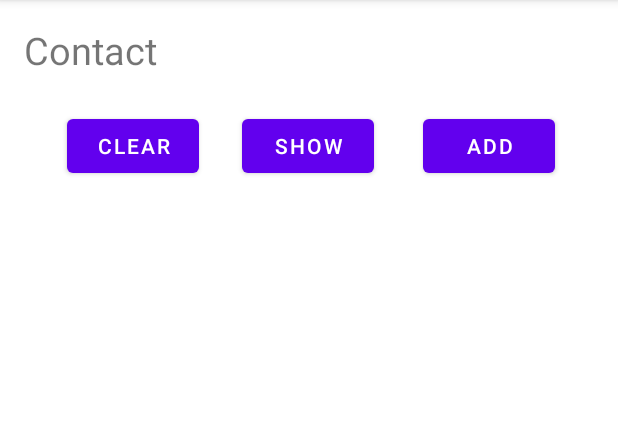
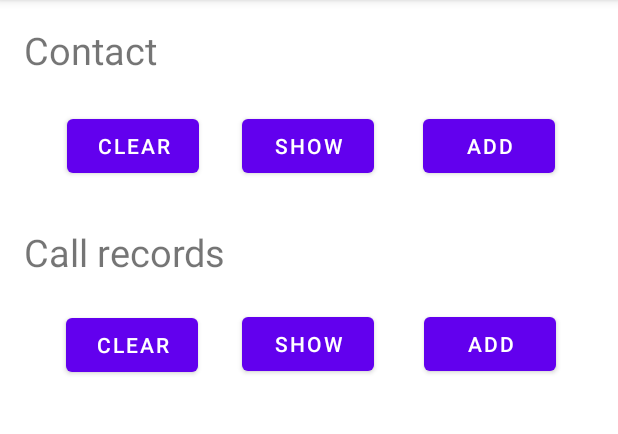
Before and after one commit to pencc/dataFill, an Android app: the screen it shows after launch (MainActivity), after a tap on "ADD", on a phone screen of 412 x 824 dp, the part 84-518 px from its top. Run offline under Robolectric (Android 15) with nearby library versions, the phone set to English and light mode, and no system bars.

Commit message:
add support for call record

```diff
--- a/app/src/main/AndroidManifest.xml
+++ b/app/src/main/AndroidManifest.xml
@@ -4,6 +4,8 @@
 
     <uses-permission android:name="android.permission.WRITE_CONTACTS" />
     <uses-permission android:name="android.permission.READ_CONTACTS" />
+    <uses-permission android:name="android.permission.WRITE_CALL_LOG" />
+    <uses-permission android:name="android.permission.READ_CALL_LOG" />
 
     <application
         android:allowBackup="true"
--- a/app/src/main/java/com/example/datafill/Contact.java
+++ b/app/src/main/java/com/example/datafill/Contact.java
@@ -31,8 +31,8 @@ public class Contact {
     }
 
     @RequiresApi(api = Build.VERSION_CODES.M)
-    public static void show(Context context) {
-        String result = "";
+    public static List<String[]> getContactList(Context context) {
+        List<String[]> result = new ArrayList<String[]>();
         try {
             if (ActivityCompat.checkSelfPermission(context, Manifest.permission.WRITE_CONTACTS) != PackageManager.PERMISSION_GRANTED) {
                 RequestPhoneStatePermission(context);
@@ -45,13 +45,15 @@ public class Contact {
             if (cursor != null && cursor.moveToFirst()) {
                 String nameStr = cursor.getString(cursor.getColumnIndex(ContactsContract.Contacts.DISPLAY_NAME));
                 String phoneStr = cursor.getString(cursor.getColumnIndex(ContactsContract.CommonDataKinds.Phone.NUMBER));
-                result = result + "name:" + nameStr + ",number:" + phoneStr + ";  ";
+                String[] ContactFStr = new String[]{nameStr, phoneStr};
+                result.add(ContactFStr);
                 while(cursor.moveToNext()) {
                     //联系人姓名
                     nameStr = cursor.getString(cursor.getColumnIndex(ContactsContract.Contacts.DISPLAY_NAME));
                     //读取通讯录的号码
                     phoneStr = cursor.getString(cursor.getColumnIndex(ContactsContract.CommonDataKinds.Phone.NUMBER));
-                    result = result + "name:" + nameStr + ",number:" + phoneStr + ";  ";
+                    String[] ContactStr = new String[]{nameStr, phoneStr};
+                    result.add(ContactStr);
                 }
                 cursor.close();
             } else {
@@ -59,6 +61,44 @@ public class Contact {
             }
         } catch (Exception e) {
             System.out.println(e.getMessage());
+        }
+        return result;
+    }
+
+    // TODO 随机生成的电话号码应能正确被识别到所属城市，并且大部分应该与手机号处于同一城市，APK实现时需对这块进行改进。
+    @RequiresApi(api = Build.VERSION_CODES.M)
+    public static String getPhoneNumber(int type) {
+        String[] phoneNumber_head = {"185", "139", "128", "133", "177", "180", "130", "131", "132", "153", "182", "158", "159", "188", "189"};
+        Random phoneNumberRandom = new Random();
+        int count = phoneNumberRandom.nextInt(phoneNumber_head.length - 1);
+        String phoneNumber = phoneNumber_head[count];
+        if(1 == type)
+            phoneNumber += " ";
+        phoneNumber += phoneNumberRandom.nextInt(9);
+        phoneNumber += phoneNumberRandom.nextInt(9);
+        phoneNumber += phoneNumberRandom.nextInt(9);
+        phoneNumber += phoneNumberRandom.nextInt(9);
+        if(1 == type)
+            phoneNumber += " ";
+        phoneNumber += phoneNumberRandom.nextInt(9);
+        phoneNumber += phoneNumberRandom.nextInt(9);
+        phoneNumber += phoneNumberRandom.nextInt(9);
+        phoneNumber += phoneNumberRandom.nextInt(9);
+        return phoneNumber;
+    }
+
+    @RequiresApi(api = Build.VERSION_CODES.M)
+    public static String getPhoneNumber() {
+        return getPhoneNumber(1);
+    }
+
+    @RequiresApi(api = Build.VERSION_CODES.M)
+    public static void show(Context context) {
+        String result = "";
+        List<String[]> contactList = getContactList(context);
+        int num = contactList.size();
+        for(int i = 0; i < num; i++) {
+            result = result + "name:" + contactList.get(i)[0] + ",phoneNum:" + contactList.get(i)[1] + ";  ";
         }
         System.out.println(result);
     }
@@ -69,7 +109,7 @@ public class Contact {
             RequestPhoneStatePermission(context);
         }
 
-        Uri uri = Contacts.People.CONTENT_URI;
+        Uri uri = Uri.parse("content://com.android.contacts/raw_contacts");
         context.getContentResolver().delete(uri, null, null);
     }
 
@@ -79,24 +119,22 @@ public class Contact {
             RequestPhoneStatePermission(context);
         }
 
-        String name = "黄云峰";
-        String phoneNumber = "110110110";
-
+        Random random = new Random();
+        int contact_counts = 10 + random.nextInt(20);
+        Name name = new Name();
+        for(int i = 0; i < contact_counts; i++) {
             // 创建一个空的ContentValues
             ContentValues values = new ContentValues();
 
-        // 向RawContacts.CONTENT_URI空值插入，
-        // 先获取Android系统返回的rawContactId
-        // 后面要基于此id插入值
             Uri rawContactUri = context.getContentResolver().insert(ContactsContract.RawContacts.CONTENT_URI, values);
             long rawContactId = ContentUris.parseId(rawContactUri);
             values.clear();
 
             values.put(ContactsContract.Data.RAW_CONTACT_ID, rawContactId);
-        // 内容类型
             values.put(ContactsContract.Data.MIMETYPE, ContactsContract.CommonDataKinds.StructuredName.CONTENT_ITEM_TYPE);
             // 联系人名字
-        values.put(ContactsContract.CommonDataKinds.StructuredName.GIVEN_NAME, name);
+            values.put(ContactsContract.CommonDataKinds.StructuredName.FAMILY_NAME, name.getFamilyName());
+            values.put(ContactsContract.CommonDataKinds.StructuredName.GIVEN_NAME, name.getName());
             // 向联系人URI添加联系人名字
             context.getContentResolver().insert(ContactsContract.Data.CONTENT_URI, values);
             values.clear();
@@ -104,10 +142,11 @@ public class Contact {
             values.put(ContactsContract.Data.RAW_CONTACT_ID, rawContactId);
             values.put(ContactsContract.Data.MIMETYPE, ContactsContract.CommonDataKinds.Phone.CONTENT_ITEM_TYPE);
             // 联系人的电话号码
-        values.put(ContactsContract.CommonDataKinds.Phone.NUMBER, phoneNumber);
+            values.put(ContactsContract.CommonDataKinds.Phone.NUMBER, getPhoneNumber());
             // 电话类型
             values.put(ContactsContract.CommonDataKinds.Phone.TYPE, ContactsContract.CommonDataKinds.Phone.TYPE_MOBILE);
             // 向联系人电话号码URI添加电话号码
             context.getContentResolver().insert(ContactsContract.Data.CONTENT_URI, values);
         }
     }
+}
--- a/app/src/main/java/com/example/datafill/MainActivity.java
+++ b/app/src/main/java/com/example/datafill/MainActivity.java
@@ -31,9 +31,10 @@ public class MainActivity extends AppCompatActivity {
 
         Button btn_clear_contact = (Button)findViewById(R.id.btn_clear_contact);
         btn_clear_contact.setOnClickListener(new View.OnClickListener() {
+            @RequiresApi(api = Build.VERSION_CODES.M)
             @Override
             public void onClick(View view) {
-
+                Contact.clear(MainActivity.this);
             }
         });
 
@@ -55,5 +56,31 @@ public class MainActivity extends AppCompatActivity {
             }
         });
 
+        Button btn_clear_cr = (Button)findViewById(R.id.btn_clear_cr);
+        btn_clear_cr.setOnClickListener(new View.OnClickListener() {
+            @RequiresApi(api = Build.VERSION_CODES.M)
+            @Override
+            public void onClick(View view) {
+                CallRecord.clear(MainActivity.this);
+            }
+        });
+
+        Button btn_show_cr = (Button)findViewById(R.id.btn_show_cr);
+        btn_show_cr.setOnClickListener(new View.OnClickListener() {
+            @RequiresApi(api = Build.VERSION_CODES.M)
+            @Override
+            public void onClick(View view) {
+                CallRecord.show(MainActivity.this);
+            }
+        });
+
+        Button btn_random_add_cr = (Button)findViewById(R.id.btn_random_add_cr);
+        btn_random_add_cr.setOnClickListener(new View.OnClickListener() {
+            @RequiresApi(api = Build.VERSION_CODES.M)
+            @Override
+            public void onClick(View view) {
+                CallRecord.randomAdd(MainActivity.this, 100); // insert 100 records
+            }
+        });
     }
 }
--- /dev/null
+++ b/app/src/main/java/com/example/datafill/Name.java
@@ -0,0 +1,209 @@
+package com.example.datafill;
+
+import java.util.Random;
+
+public class Name {
+
+    String[] sName = new String[86];
+    String[] Name = new String[79];
+
+    public Name() {
+        sName[0] = "白|bai";
+        sName[1] = "白|bai";
+        sName[2] = "蔡|cai";
+        sName[3] = "曹|cao";
+        sName[4] = "陈|chen";
+        sName[5] = "戴|dai";
+        sName[6] = "窦|dou";
+        sName[7] = "邓|deng";
+        sName[8] = "狄|di";
+        sName[9] = "杜|du";
+        sName[10] = "段|duan";
+        sName[11] = "范|fan";
+        sName[12] = "樊|fan";
+        sName[13] = "房|fang";
+        sName[14] = "风|feng";
+        sName[15] = "符|fu";
+        sName[16] = "福|fu";
+        sName[17] = "高|gao";
+        sName[18] = "古|gu";
+        sName[19] = "关|guan";
+        sName[20] = "郭|guo";
+        sName[21] = "毛|mao";
+        sName[22] = "韩|han";
+        sName[23] = "胡|hu";
+        sName[24] = "花|hua";
+        sName[25] = "洪|hong";
+        sName[26] = "侯|hou";
+        sName[27] = "黄|huang";
+        sName[28] = "贾|jia";
+        sName[29] = "蒋|jiang";
+        sName[30] = "金|jin";
+        sName[31] = "廖|liao";
+        sName[32] = "梁|liang";
+        sName[33] = "李|li";
+        sName[34] = "林|lin";
+        sName[35] = "刘|liu";
+        sName[36] = "龙|long";
+        sName[37] = "陆|lu";
+        sName[38] = "卢|lu";
+        sName[39] = "罗|luo";
+        sName[40] = "马|ma";
+        sName[41] = "牛|niu";
+        sName[42] = "庞|pang";
+        sName[43] = "裴|pei";
+        sName[44] = "彭|peng";
+        sName[45] = "戚|qi";
+        sName[46] = "齐|qi";
+        sName[47] = "钱|qian";
+        sName[48] = "乔|qiao";
+        sName[49] = "秦|qin";
+        sName[50] = "邱|qiu";
+        sName[51] = "裘|qiu";
+        sName[52] = "仇|qiu";
+        sName[53] = "沙|sha";
+        sName[54] = "商|shang";
+        sName[55] = "尚|shang";
+        sName[56] = "邵|shao";
+        sName[57] = "沈|shen";
+        sName[58] = "师|shi";
+        sName[59] = "施|shi";
+        sName[60] = "宋|song";
+        sName[61] = "孙|sun";
+        sName[62] = "童|tong";
+        sName[63] = "万|wan";
+        sName[64] = "王|wang";
+        sName[65] = "魏|wei";
+        sName[66] = "卫|wei";
+        sName[67] = "吴|wu";
+        sName[68] = "武|wu";
+        sName[69] = "萧|xiao";
+        sName[70] = "肖|xiao";
+        sName[71] = "项|xiang";
+        sName[72] = "许|xu";
+        sName[73] = "徐|xu";
+        sName[74] = "薛|xue";
+        sName[75] = "杨|yang";
+        sName[76] = "羊|yang";
+        sName[77] = "阳|yang";
+        sName[78] = "易|yi";
+        sName[79] = "尹|yin";
+        sName[80] = "俞|yu";
+        sName[81] = "赵|zhao";
+        sName[82] = "钟|zhong";
+        sName[83] = "周|zhou";
+        sName[84] = "郑|zheng";
+        sName[85] = "朱|zhu";
+
+        Name[0] = "ai|皑艾嫒";
+        Name[1] = "an|安谙岸";
+        Name[2] = "ao|奥傲敖骜翱";
+        Name[3] = "ang|昂盎";
+        Name[4] = "ba|罢霸";
+        Name[5] = "bai|白佰";
+        Name[6] = "ban|斑般";
+        Name[7] = "bang|邦";
+        Name[8] = "bei|北倍贝备";
+        Name[9] = "biao|表标彪飚飙";
+        Name[10] = "bian|边卞弁忭";
+        Name[11] = "bu|步不";
+        Name[12] = "cao|曹草操漕";
+        Name[13] = "cang|苍仓";
+        Name[14] = "chang|常长昌敞玚";
+        Name[15] = "chi|迟持池赤尺驰炽";
+        Name[16] = "ci|此次词茨辞慈";
+        Name[17] = "du|独都";
+        Name[18] = "dong|东侗";
+        Name[19] = "dou|都";
+        Name[20] = "fa|发乏珐";
+        Name[21] = "fan|范凡反泛帆蕃";
+        Name[22] = "fang|方访邡昉";
+        Name[23] = "feng|风凤封丰奉枫峰锋";
+        Name[24] = "fu|夫符弗芙";
+        Name[25] = "gao|高皋郜镐";
+        Name[26] = "hong|洪红宏鸿虹泓弘";
+        Name[27] = "hu|虎忽湖护乎祜浒怙";
+        Name[28] = "hua|化花华骅桦";
+        Name[29] = "hao|号浩皓蒿浩昊灏淏";
+        Name[30] = "ji|积极济技击疾及基集记纪季继吉计冀祭际籍";
+        Name[31] = "jian|渐剑见建间柬坚俭";
+        Name[32] = "kan|刊戡";
+        Name[33] = "ke|可克科刻珂恪溘牁";
+        Name[34] = "lang|朗浪廊琅阆莨";
+        Name[35] = "li|历离里理利立力丽礼黎栗荔沥栎璃";
+        Name[36] = "lin|临霖林琳";
+        Name[37] = "ma|马";
+        Name[38] = "mao|贸冒貌冒懋矛卯瑁";
+        Name[39] = "miao|淼渺邈";
+        Name[40] = "nan|楠南";
+        Name[41] = "pian|片翩";
+        Name[42] = "qian|潜谦倩茜乾虔千";
+        Name[43] = "qiang|强羌锖玱";
+        Name[44] = "qin|亲琴钦沁芩矜";
+        Name[45] = "qing|清庆卿晴";
+        Name[46] = "ran|冉然染燃";
+        Name[47] = "ren|仁刃壬仞";
+        Name[48] = "sha|沙煞";
+        Name[49] = "shang|上裳商";
+        Name[50] = "shen|深审神申慎参莘";
+        Name[51] = "shi|师史石时十世士诗始示适炻";
+        Name[52] = "shui|水";
+        Name[53] = "si|思斯丝司祀嗣巳";
+        Name[54] = "song|松颂诵";
+        Name[55] = "tang|堂唐棠瑭";
+        Name[56] = "tong|统通同童彤仝";
+        Name[57] = "tian|天田忝";
+        Name[58] = "wan|万宛晚";
+        Name[59] = "wei|卫微伟维威韦纬炜惟玮为";
+        Name[60] = "wu|吴物务武午五邬兀毋戊";
+        Name[61] = "xi|西席锡洗夕兮熹喜习戏系熙惜";
+        Name[62] = "xiao|潇萧笑晓肖霄骁校";
+        Name[63] = "xiong|熊雄";
+        Name[64] = "yang|羊洋阳漾央秧炀飏鸯";
+        Name[65] = "yi|易意依亦伊夷倚毅义宜仪艺译翼逸忆怡熠沂颐奕弈懿翊轶屹猗翌驿";
+        Name[66] = "yin|隐因引银音寅吟胤訚烟荫";
+        Name[67] = "ying|映英影颖瑛应莹郢鹰";
+        Name[68] = "you|幽悠右忧猷酉";
+        Name[69] = "yu|渔郁寓于余玉雨语预羽舆育宇禹域誉瑜屿御渝毓虞禺豫裕钰煜聿";
+        Name[70] = "zhi|制至值知质致智志直治执止置芝旨峙芷挚郅炙雉帜";
+        Name[71] = "zhong|中忠钟衷仲";
+        Name[72] = "zhou|周州舟胄繇昼";
+        Name[73] = "zhu|竹主驻足朱祝诸珠著竺";
+        Name[74] = "zhuo|卓灼灼拙琢濯斫擢焯酌";
+        Name[75] = "zi|子资兹紫姿孜梓秭";
+        Name[76] = "zong|宗枞";
+        Name[77] = "zu|足族祖卒";
+        Name[78] = "zuo|作左佐笮凿";
+    }
+
+    public String getFamilyName() {
+        Random random = new Random();
+        int i = random.nextInt(86);
+        String fName = sName[i].split("[|]")[0];
+        return fName;
+    }
+
+    public String getName() {
+        Random random = new Random();
+        String mName = getNameKey();
+        if (random.nextInt(2) == 1) {
+            mName += getNameKey();
+        }
+        return mName;
+    }
+
+    private String getNameKey() {
+        Random random = new Random();
+        int i = random.nextInt(78);
+        return getKey(Name[i].split("[|]")[1]);
+    }
+
+    private String getKey(String name) {
+        if (name == null)
+            return null;
+        int counti = name.length();
+        Random random = new Random();
+        int i = random.nextInt(counti);
+        return name.substring(i, i + 1);
+    }
+}
--- a/app/src/main/res/layout/activity_main.xml
+++ b/app/src/main/res/layout/activity_main.xml
@@ -5,6 +5,19 @@
     android:layout_width="match_parent"
     android:layout_height="match_parent"
     tools:context=".MainActivity">
+
+    <TextView
+        android:id="@+id/call_record_view"
+        android:layout_width="141dp"
+        android:layout_height="34dp"
+        android:text="Call records"
+        android:textSize="25dp"
+        app:layout_constraintBottom_toBottomOf="parent"
+        app:layout_constraintHorizontal_bias="0.059"
+        app:layout_constraintLeft_toLeftOf="parent"
+        app:layout_constraintRight_toRightOf="parent"
+        app:layout_constraintTop_toTopOf="parent"
+        app:layout_constraintVertical_bias="0.205" />
 
     <TextView
         android:id="@+id/textView"
@@ -32,6 +45,18 @@
         app:layout_constraintVertical_bias="0.102" />
 
     <Button
+        android:id="@+id/btn_clear_cr"
+        android:layout_width="wrap_content"
+        android:layout_height="wrap_content"
+        android:text="clear"
+        app:layout_constraintBottom_toBottomOf="parent"
+        app:layout_constraintHorizontal_bias="0.136"
+        app:layout_constraintLeft_toLeftOf="parent"
+        app:layout_constraintRight_toRightOf="parent"
+        app:layout_constraintTop_toTopOf="parent"
+        app:layout_constraintVertical_bias="0.286" />
+
+    <Button
         android:id="@+id/btn_show_contact"
         android:layout_width="wrap_content"
         android:layout_height="wrap_content"
@@ -42,6 +67,18 @@
         app:layout_constraintRight_toRightOf="parent"
         app:layout_constraintTop_toTopOf="parent"
         app:layout_constraintVertical_bias="0.102" />
+
+    <Button
+        android:id="@+id/btn_show_cr"
+        android:layout_width="wrap_content"
+        android:layout_height="wrap_content"
+        android:text="show"
+        app:layout_constraintBottom_toBottomOf="parent"
+        app:layout_constraintHorizontal_bias="0.498"
+        app:layout_constraintLeft_toLeftOf="parent"
+        app:layout_constraintRight_toRightOf="parent"
+        app:layout_constraintTop_toTopOf="parent"
+        app:layout_constraintVertical_bias="0.285" />
 
     <Button
         android:id="@+id/btn_random_add_contact"
@@ -55,4 +92,16 @@
         app:layout_constraintTop_toTopOf="parent"
         app:layout_constraintVertical_bias="0.102" />
 
+    <Button
+        android:id="@+id/btn_random_add_cr"
+        android:layout_width="wrap_content"
+        android:layout_height="wrap_content"
+        android:text="add"
+        app:layout_constraintBottom_toBottomOf="parent"
+        app:layout_constraintHorizontal_bias="0.873"
+        app:layout_constraintLeft_toLeftOf="parent"
+        app:layout_constraintRight_toRightOf="parent"
+        app:layout_constraintTop_toTopOf="parent"
+        app:layout_constraintVertical_bias="0.285" />
+
 </androidx.constraintlayout.widget.ConstraintLayout>
```
Also changed, not shown: app/src/main/java/com/example/datafill/CallRecord.java (added, +185 -0 lines). Lines whose indentation alone changed are shown as unchanged.
